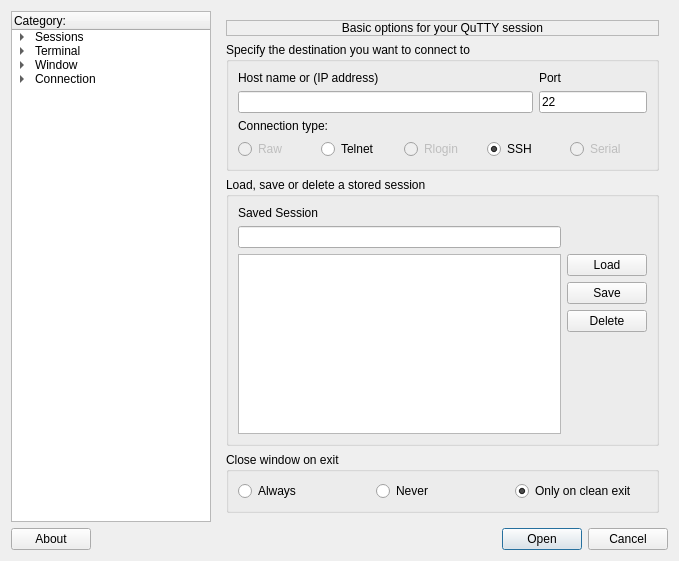
Before: the Qt Designer form GuiSettingsWindow.ui in rajendrant/qutty, drawn with Qt 5.
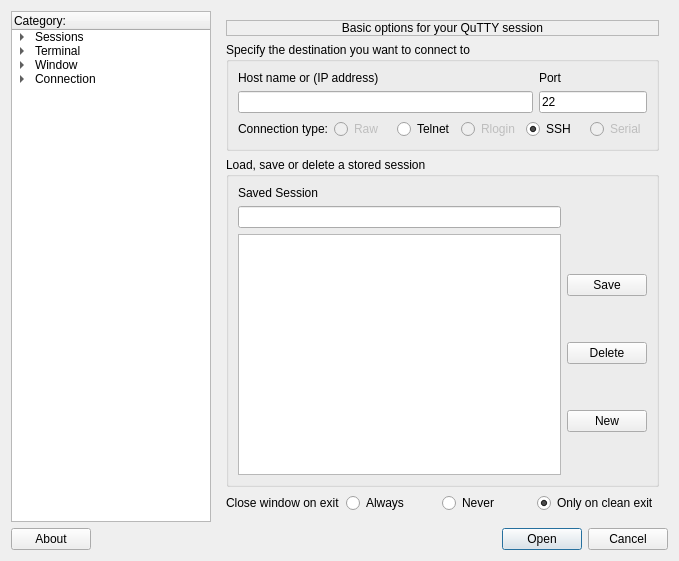
After: the same form once the commit is applied. Custom widgets are drawn as their Qt base class.

Patch:
```diff
--- a/GuiSettingsWindow.ui
+++ b/GuiSettingsWindow.ui
@@ -254,7 +254,7 @@
         <number>0</number>
        </property>
        <widget class="QWidget" name="page_1">
-        <layout class="QVBoxLayout" name="verticalLayout_25" stretch="0,1,1,0">
+        <layout class="QVBoxLayout" name="verticalLayout_25" stretch="0,1,0,0">
          <item>
           <widget class="QLabel" name="label">
            <property name="sizePolicy">
@@ -330,6 +330,8 @@
              </layout>
             </item>
             <item>
+             <layout class="QHBoxLayout" name="horizontalLayout">
+              <item>
              <widget class="QLabel" name="label_27">
               <property name="sizePolicy">
                <sizepolicy hsizetype="Minimum" vsizetype="Preferred">
@@ -343,8 +345,6 @@
              </widget>
             </item>
             <item>
-             <layout class="QHBoxLayout" name="horizontalLayout">
-              <item>
                <widget class="QRadioButton" name="rb_contype_raw">
                 <property name="enabled">
                  <bool>false</bool>
@@ -419,19 +419,6 @@
            <layout class="QVBoxLayout" name="verticalLayout_27">
             <item>
              <layout class="QGridLayout" name="gridLayout_5">
-              <item row="1" column="0">
-               <widget class="QLineEdit" name="le_saved_sess">
-                <property name="sizePolicy">
-                 <sizepolicy hsizetype="Expanding" vsizetype="Maximum">
-                  <horstretch>0</horstretch>
-                  <verstretch>0</verstretch>
-                 </sizepolicy>
-                </property>
-               </widget>
-              </item>
-              <item row="2" column="0" rowspan="3">
-               <widget class="QListWidget" name="l_saved_sess"/>
-              </item>
               <item row="0" column="0">
                <widget class="QLabel" name="label_23">
                 <property name="sizePolicy">
@@ -445,15 +432,45 @@
                 </property>
                </widget>
               </item>
+              <item row="1" column="0">
+               <widget class="QLineEdit" name="le_saved_sess">
+                <property name="sizePolicy">
+                 <sizepolicy hsizetype="Expanding" vsizetype="Maximum">
+                  <horstretch>0</horstretch>
+                  <verstretch>0</verstretch>
+                 </sizepolicy>
+                </property>
+               </widget>
+              </item>
+              <item row="2" column="0">
+               <widget class="GuiTreeWidget" name="l_saved_sess">
+                <property name="dragEnabled">
+                 <bool>true</bool>
+                </property>
+                <property name="dragDropMode">
+                 <enum>QAbstractItemView::InternalMove</enum>
+                </property>
+                <property name="defaultDropAction">
+                 <enum>Qt::MoveAction</enum>
+                </property>
+                <property name="rootIsDecorated">
+                 <bool>true</bool>
+                </property>
+                <property name="animated">
+                 <bool>true</bool>
+                </property>
+                <property name="headerHidden">
+                 <bool>true</bool>
+                </property>
+                <column>
+                 <property name="text">
+                  <string notr="true">1</string>
+                 </property>
+                </column>
+               </widget>
+              </item>
               <item row="2" column="2">
                <layout class="QVBoxLayout" name="verticalLayout_39">
-                <item>
-                 <widget class="QPushButton" name="b_load_sess">
-                  <property name="text">
-                   <string>Load</string>
-                  </property>
-                 </widget>
-                </item>
                 <item>
                  <widget class="QPushButton" name="b_save_sess">
                   <property name="text">
@@ -468,25 +485,29 @@
                   </property>
                  </widget>
                 </item>
-               </layout>
-              </item>
-             </layout>
-            </item>
-           </layout>
-          </widget>
-         </item>
          <item>
-          <widget class="QGroupBox" name="groupBox_3">
-           <property name="sizePolicy">
-            <sizepolicy hsizetype="Preferred" vsizetype="Minimum">
-             <horstretch>0</horstretch>
-             <verstretch>0</verstretch>
-            </sizepolicy>
-           </property>
-           <property name="title">
+                 <widget class="QPushButton" name="b_sess_newfolder">
+                  <property name="text">
+                   <string>New</string>
+                  </property>
+                 </widget>
+                </item>
+               </layout>
+              </item>
+             </layout>
+            </item>
+           </layout>
+          </widget>
+         </item>
+         <item>
+          <layout class="QHBoxLayout" name="horizontalLayout_26">
+           <item>
+            <widget class="QLabel" name="label_5">
+             <property name="text">
             <string>Close window on exit</string>
            </property>
-           <layout class="QHBoxLayout" name="horizontalLayout_19">
+            </widget>
+           </item>
             <item>
              <widget class="QRadioButton" name="rb_exit_always">
               <property name="text">
@@ -521,7 +542,6 @@
              </widget>
             </item>
            </layout>
-          </widget>
          </item>
         </layout>
        </widget>
@@ -5266,6 +5286,13 @@
    </item>
   </layout>
  </widget>
+ <customwidgets>
+  <customwidget>
+   <class>GuiTreeWidget</class>
+   <extends>QTreeWidget</extends>
+   <header>GuiTreeWidget.h</header>
+  </customwidget>
+ </customwidgets>
  <tabstops>
   <tabstop>le_hostname</tabstop>
   <tabstop>rb_contype_telnet</tabstop>
```
Left out of the diff: 26 changed lines with no effect on the pictures. Lines whose indentation alone changed are shown as unchanged.
